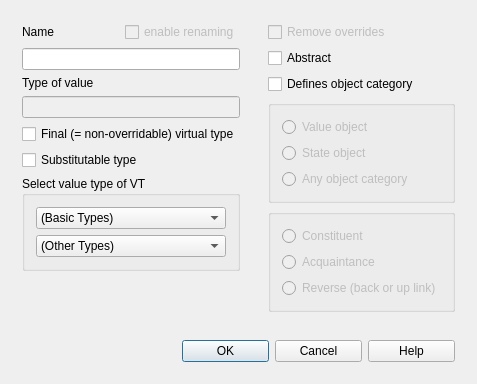
Above: lavape/src/LavaPE_UI/idd_vtypebox.ui from berkus/lavape before the change. Below: the same form after it.
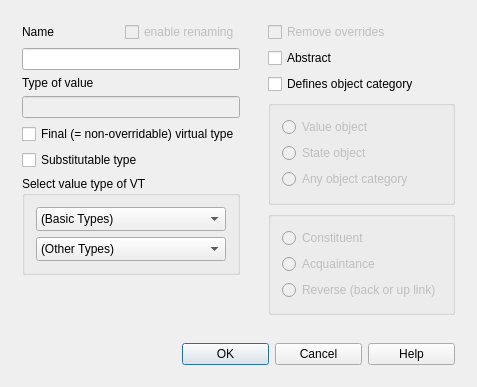
That is the form after the change.

```diff
--- a/lavape/src/LavaPE_UI/idd_vtypebox.ui
+++ b/lavape/src/LavaPE_UI/idd_vtypebox.ui
@@ -145,7 +145,7 @@
          <item>
           <widget class="QComboBox" name="BasicTypes">
            <property name="sizeAdjustPolicy">
-            <enum>QComboBox::AdjustToMinimumContentsLength</enum>
+            <enum>QComboBox::AdjustToMinimumContentsLengthWithIcon</enum>
            </property>
            <item>
             <property name="text">
@@ -157,7 +157,7 @@
          <item>
           <widget class="QComboBox" name="NamedTypes">
            <property name="sizeAdjustPolicy">
-            <enum>QComboBox::AdjustToMinimumContentsLength</enum>
+            <enum>QComboBox::AdjustToMinimumContentsLengthWithIcon</enum>
            </property>
            <item>
             <property name="text">
```
